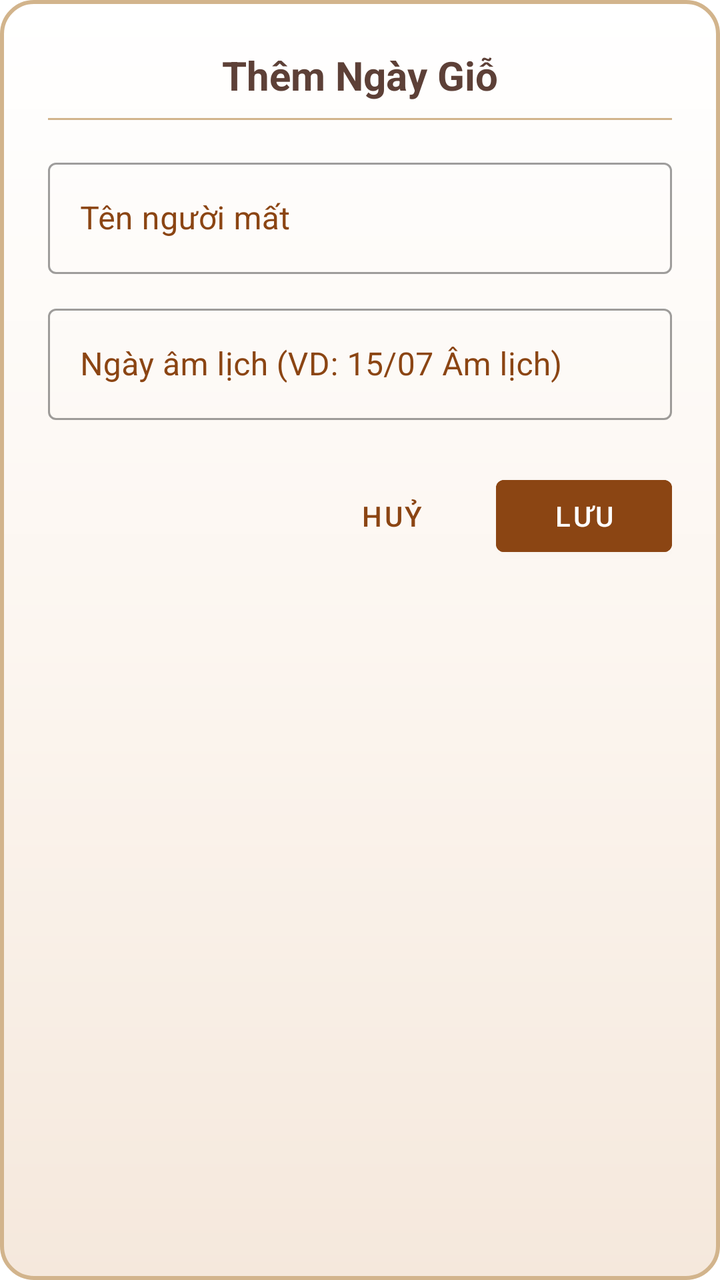
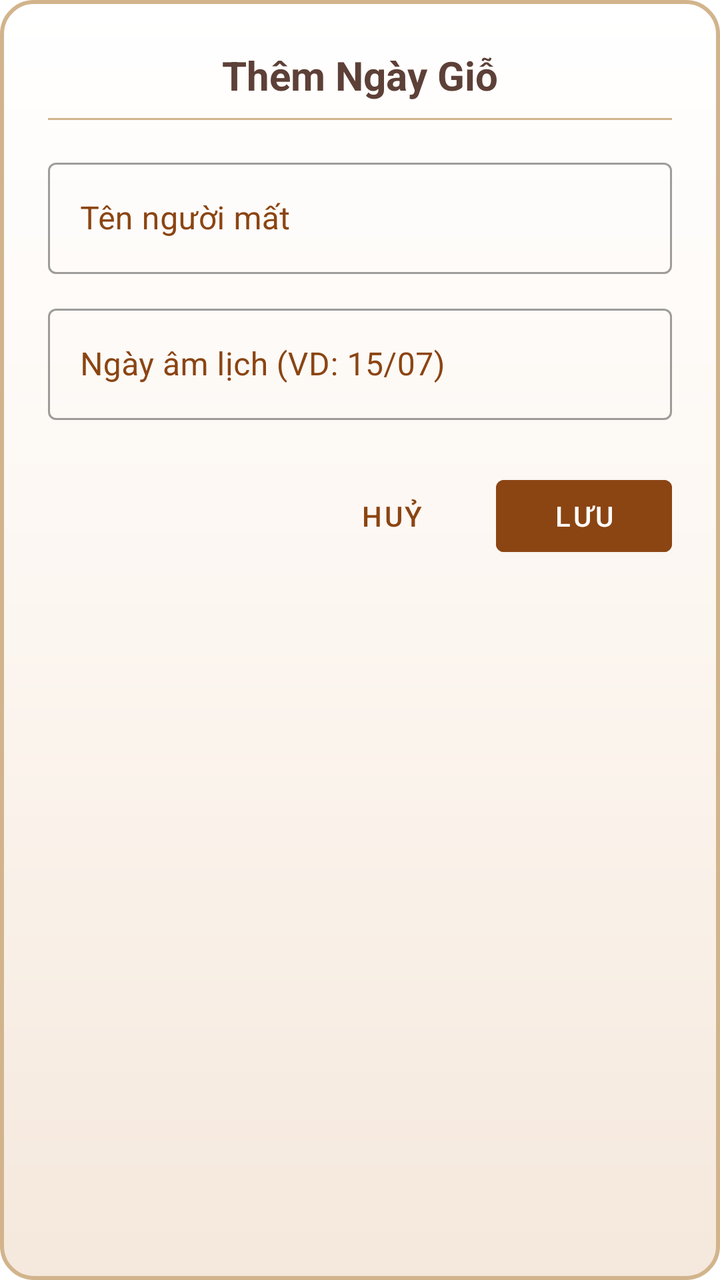

Two renders of the same Android screen: before a commit and after it. Below are the layout's source before the change and the commit's diff.
<!-- AndroidManifest.xml: application theme Theme.ThapHuongGiaTien -->
<!-- res/layout/dialog_add_event.xml -->
<?xml version="1.0" encoding="utf-8"?>
<LinearLayout xmlns:android="http://schemas.android.com/apk/res/android"
    android:layout_width="match_parent"
    android:layout_height="wrap_content"
    android:background="@drawable/bg_dialog_traditional"
    android:orientation="vertical"
    android:padding="24dp">

    <TextView
        android:layout_width="wrap_content"
        android:layout_height="wrap_content"
        android:layout_gravity="center_horizontal"
        android:text="Thêm Ngày Giỗ"
        android:textColor="#5D4037"
        android:textSize="20sp"
        android:textStyle="bold" />

    <View
        android:layout_width="match_parent"
        android:layout_height="1dp"
        android:layout_marginTop="8dp"
        android:layout_marginBottom="16dp"
        android:background="#D2B48C" />

    <com.google.android.material.textfield.TextInputLayout
        style="@style/Widget.MaterialComponents.TextInputLayout.OutlinedBox"
        android:layout_width="match_parent"
        android:layout_height="wrap_content"
        android:hint="Tên người mất"
        android:textColorHint="#8B4513">

        <com.google.android.material.textfield.TextInputEditText
            android:id="@+id/edtName"
            android:layout_width="match_parent"
            android:layout_height="wrap_content"
            android:inputType="textPersonName"
            android:textColor="#3E2723" />
    </com.google.android.material.textfield.TextInputLayout>

    <com.google.android.material.textfield.TextInputLayout
        style="@style/Widget.MaterialComponents.TextInputLayout.OutlinedBox"
        android:layout_width="match_parent"
        android:layout_height="wrap_content"
        android:layout_marginTop="12dp"
        android:hint="Ngày âm lịch (VD: 15/07 Âm lịch)"
        android:textColorHint="#8B4513">

        <com.google.android.material.textfield.TextInputEditText
            android:id="@+id/edtLunarDate"
            android:layout_width="match_parent"
            android:layout_height="wrap_content"
            android:inputType="text"
            android:textColor="#3E2723" />
    </com.google.android.material.textfield.TextInputLayout>

    <LinearLayout
        android:layout_width="match_parent"
        android:layout_height="wrap_content"
        android:layout_marginTop="24dp"
        android:gravity="end"
        android:orientation="horizontal">

        <Button
            android:id="@+id/btnCancel"
            style="@style/Widget.MaterialComponents.Button.TextButton"
            android:layout_width="wrap_content"
            android:layout_height="wrap_content"
            android:text="Huỷ"
            android:textColor="#8B4513" />

            <Button
                android:id="@+id/btnOk"
                android:layout_width="wrap_content"
                android:layout_height="wrap_content"
                android:layout_marginStart="8dp"
                android:backgroundTint="#8B4513"
                android:text="Lưu"
                android:textColor="@color/white" />
    </LinearLayout>
</LinearLayout>
<!-- resources referenced by this layout -->
<resources>
  <color name="white">#FFFFFFFF</color>
  <!-- drawable bg_dialog_traditional (drawable) -->
  <?xml version="1.0" encoding="utf-8"?>
  <shape xmlns:android="http://schemas.android.com/apk/res/android"
      android:shape="rectangle">
      <gradient
          android:startColor="#FFFFFF"
          android:centerColor="#FCF6F0"
          android:endColor="#F5E8DC"
          android:angle="270" />
      <corners android:radius="16dp" />
      <stroke
          android:width="2dp"
          android:color="#D2B48C" />
  </shape>
  <style name="Theme.ThapHuongGiaTien" parent="Theme.MaterialComponents.DayNight.NoActionBar">
          
          <item name="colorPrimary">@color/purple_500</item>
          <item name="colorPrimaryVariant">@color/purple_700</item>
          <item name="colorOnPrimary">@color/white</item>
          
          <item name="colorSecondary">@color/teal_200</item>
          <item name="colorSecondaryVariant">@color/teal_700</item>
          <item name="colorOnSecondary">@color/black</item>
          
          <item name="android:statusBarColor">@color/white</item>
          <item name="android:windowLightStatusBar">true</item>
          
      </style>
  <color name="purple_500">#FF6200EE</color>
  <color name="purple_700">#FF3700B3</color>
  <color name="teal_200">#FF03DAC5</color>
  <color name="teal_700">#FF018786</color>
  <color name="black">#FF000000</color>
</resources>

<!-- the commit's change to res/layout/dialog_add_event.xml (unified diff, before → after) -->
@@ -23,6 +23,7 @@
         android:background="#D2B48C" />
 
     <com.google.android.material.textfield.TextInputLayout
+        android:id="@+id/tilName"
         style="@style/Widget.MaterialComponents.TextInputLayout.OutlinedBox"
         android:layout_width="match_parent"
         android:layout_height="wrap_content"
@@ -38,11 +39,12 @@
     </com.google.android.material.textfield.TextInputLayout>
 
     <com.google.android.material.textfield.TextInputLayout
+        android:id="@+id/tilLunarDate"
         style="@style/Widget.MaterialComponents.TextInputLayout.OutlinedBox"
         android:layout_width="match_parent"
         android:layout_height="wrap_content"
         android:layout_marginTop="12dp"
-        android:hint="Ngày âm lịch (VD: 15/07 Âm lịch)"
+        android:hint="Ngày âm lịch (VD: 15/07)"
         android:textColorHint="#8B4513">
 
         <com.google.android.material.textfield.TextInputEditText
@@ -50,6 +52,7 @@
             android:layout_width="match_parent"
             android:layout_height="wrap_content"
             android:inputType="text"
+            android:digits="0123456789/-"
             android:textColor="#3E2723" />
     </com.google.android.material.textfield.TextInputLayout>
 
